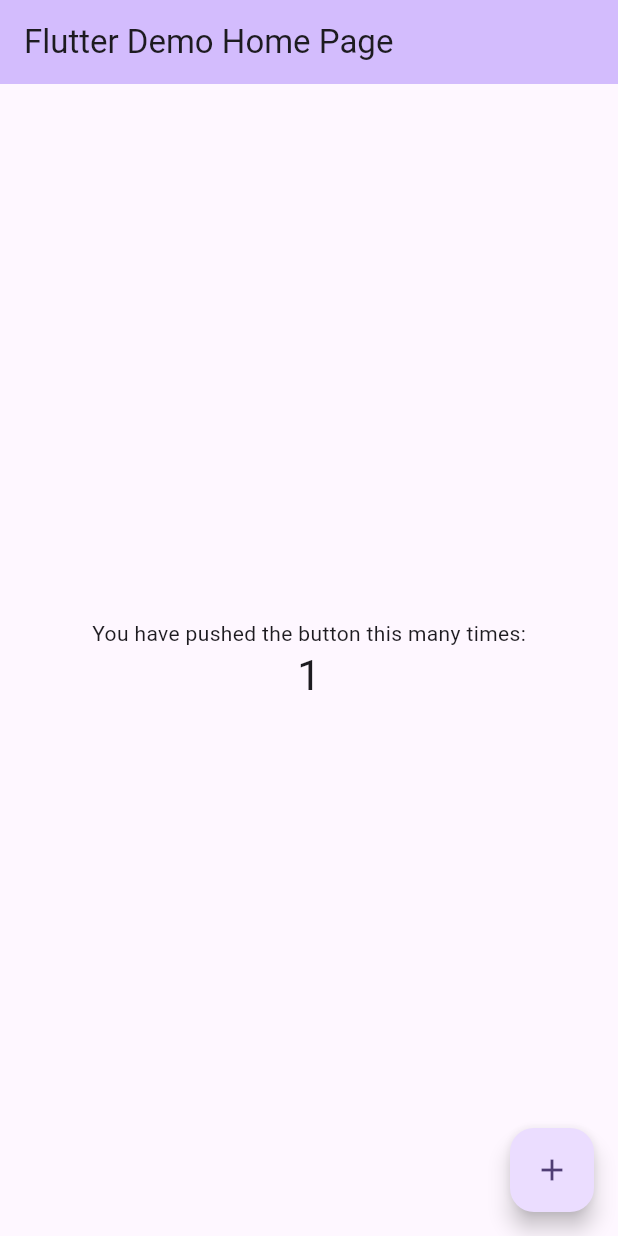
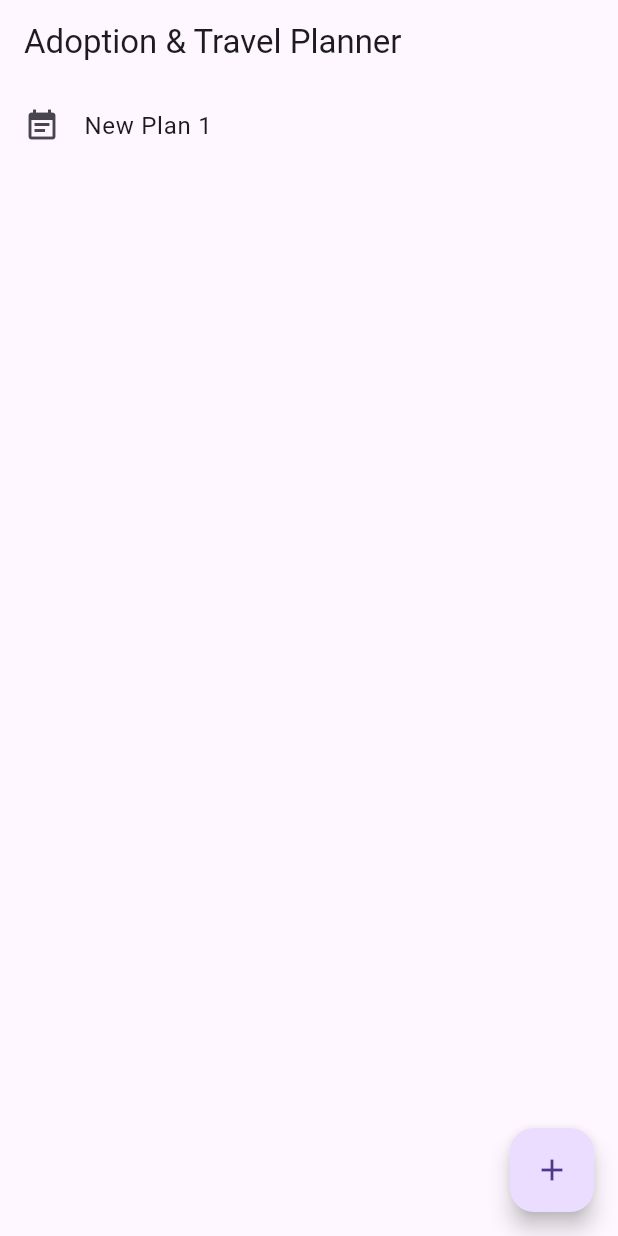
Before and after one commit to Gregory-Vaughan/cw4, a Flutter app: the screen it shows after launch, after a tap on the "add" icon, on a phone screen of 412 x 824 dp. Run offline on Flutter 3.47's test engine with Material 3 defaults, Android fonts, the phone set to English and light mode, and no system bars.

Commit message:
2nd commit, set up basic UI with some placeholders.

```diff
--- a/lib/main.dart
+++ b/lib/main.dart
@@ -1,122 +1,61 @@
 import 'package:flutter/material.dart';
 
 void main() {
-  runApp(const MyApp());
+  runApp(const AdoptionTravelPlannerApp());
 }
 
-class MyApp extends StatelessWidget {
-  const MyApp({super.key});
+class AdoptionTravelPlannerApp extends StatelessWidget {
+  const AdoptionTravelPlannerApp({super.key});
 
-  // This widget is the root of your application.
   @override
   Widget build(BuildContext context) {
     return MaterialApp(
-      title: 'Flutter Demo',
+      debugShowCheckedModeBanner: false,
+      title: 'Adoption & Travel Planner',
       theme: ThemeData(
-        // This is the theme of your application.
-        //
-        // TRY THIS: Try running your application with "flutter run". You'll see
-        // the application has a purple toolbar. Then, without quitting the app,
-        // try changing the seedColor in the colorScheme below to Colors.green
-        // and then invoke "hot reload" (save your changes or press the "hot
-        // reload" button in a Flutter-supported IDE, or press "r" if you used
-        // the command line to start the app).
-        //
-        // Notice that the counter didn't reset back to zero; the application
-        // state is not lost during the reload. To reset the state, use hot
-        // restart instead.
-        //
-        // This works for code too, not just values: Most code changes can be
-        // tested with just a hot reload.
-        colorScheme: ColorScheme.fromSeed(seedColor: Colors.deepPurple),
+        primarySwatch: Colors.blue,
       ),
-      home: const MyHomePage(title: 'Flutter Demo Home Page'),
+      home: const PlanManagerScreen(),
     );
   }
 }
 
-class MyHomePage extends StatefulWidget {
-  const MyHomePage({super.key, required this.title});
-
-  // This widget is the home page of your application. It is stateful, meaning
-  // that it has a State object (defined below) that contains fields that affect
-  // how it looks.
-
-  // This class is the configuration for the state. It holds the values (in this
-  // case the title) provided by the parent (in this case the App widget) and
-  // used by the build method of the State. Fields in a Widget subclass are
-  // always marked "final".
-
-  final String title;
+class PlanManagerScreen extends StatefulWidget {
+  const PlanManagerScreen({super.key});
 
   @override
-  State<MyHomePage> createState() => _MyHomePageState();
+  State<PlanManagerScreen> createState() => _PlanManagerScreenState();
 }
 
-class _MyHomePageState extends State<MyHomePage> {
-  int _counter = 0;
-
-  void _incrementCounter() {
-    setState(() {
-      // This call to setState tells the Flutter framework that something has
-      // changed in this State, which causes it to rerun the build method below
-      // so that the display can reflect the updated values. If we changed
-      // _counter without calling setState(), then the build method would not be
-      // called again, and so nothing would appear to happen.
-      _counter++;
-    });
-  }
+class _PlanManagerScreenState extends State<PlanManagerScreen> {
+  final List<String> plans = [];
 
   @override
   Widget build(BuildContext context) {
-    // This method is rerun every time setState is called, for instance as done
-    // by the _incrementCounter method above.
-    //
-    // The Flutter framework has been optimized to make rerunning build methods
-    // fast, so that you can just rebuild anything that needs updating rather
-    // than having to individually change instances of widgets.
     return Scaffold(
-      appBar: AppBar(
-        // TRY THIS: Try changing the color here to a specific color (to
-        // Colors.amber, perhaps?) and trigger a hot reload to see the AppBar
-        // change color while the other colors stay the same.
-        backgroundColor: Theme.of(context).colorScheme.inversePrimary,
-        // Here we take the value from the MyHomePage object that was created by
-        // the App.build method, and use it to set our appbar title.
-        title: Text(widget.title),
+      appBar: AppBar(title: const Text('Adoption & Travel Planner')),
+      body: plans.isEmpty
+          ? const Center(child: Text('No plans yet. Tap + to add a plan!'))
+          : ListView.builder(
+              itemCount: plans.length,
+              itemBuilder: (context, index) {
+                return ListTile(
+                  title: Text(plans[index]),
+                  leading: const Icon(Icons.event_note),
+                );
+              },
+            ),
+      floatingActionButton: FloatingActionButton(
+        onPressed: _createPlan,
+        child: const Icon(Icons.add),
       ),
-      body: Center(
-        // Center is a layout widget. It takes a single child and positions it
-        // in the middle of the parent.
-        child: Column(
-          // Column is also a layout widget. It takes a list of children and
-          // arranges them vertically. By default, it sizes itself to fit its
-          // children horizontally, and tries to be as tall as its parent.
-          //
-          // Column has various properties to control how it sizes itself and
-          // how it positions its children. Here we use mainAxisAlignment to
-          // center the children vertically; the main axis here is the vertical
-          // axis because Columns are vertical (the cross axis would be
-          // horizontal).
-          //
-          // TRY THIS: Invoke "debug painting" (choose the "Toggle Debug Paint"
-          // action in the IDE, or press "p" in the console), to see the
-          // wireframe for each widget.
-          mainAxisAlignment: MainAxisAlignment.center,
-          children: <Widget>[
-            const Text('You have pushed the button this many times:'),
-            Text(
-              '$_counter',
-              style: Theme.of(context).textTheme.headlineMedium,
-            ),
-          ],
-        ),
-      ),
-      floatingActionButton: FloatingActionButton(
-        onPressed: _incrementCounter,
-        tooltip: 'Increment',
-        child: const Icon(Icons.add),
-      ), // This trailing comma makes auto-formatting nicer for build methods.
     );
   }
+
+  void _createPlan() {
+
+    setState(() {
+      plans.add('New Plan ${plans.length + 1}');
+    });
+  }
 }
```
